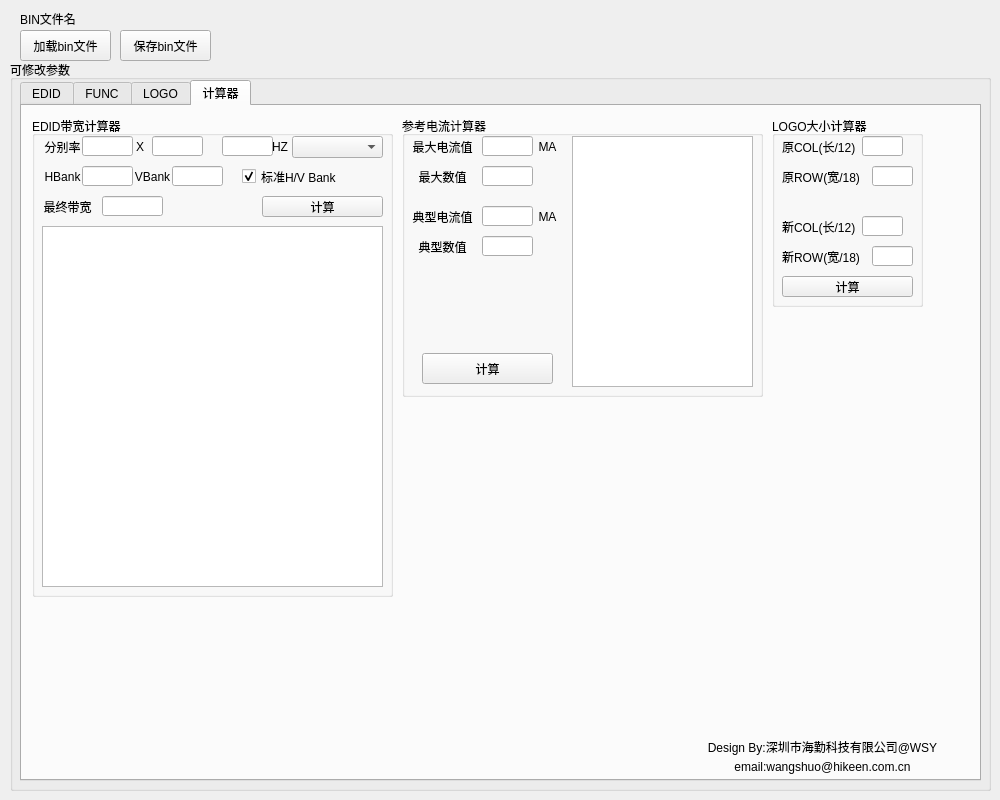
This is hk_bin_tool.ui in wayneso/HK_BIN_TOOL as Qt 5 draws it before an edit. The edited form follows.
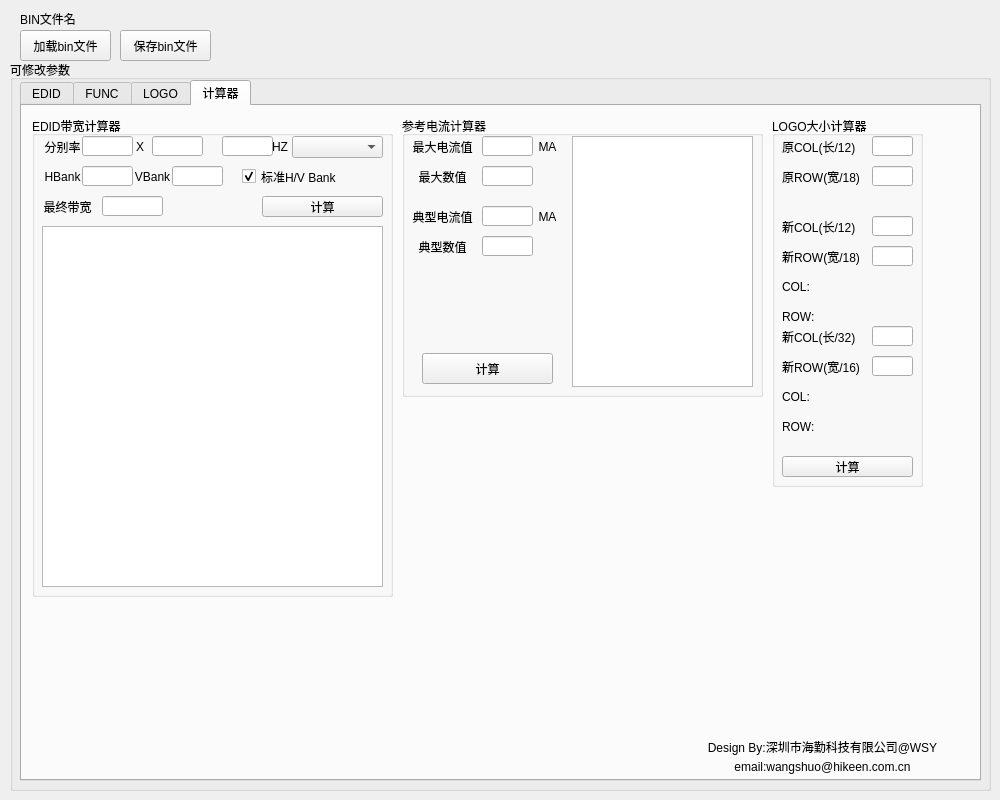
This is the edited form. The open tabs and pages were chosen to show the change.

Commit message: 优化logo尺寸计算

Diff of the .ui file:
```diff
--- a/hk_bin_tool.ui
+++ b/hk_bin_tool.ui
@@ -2867,7 +2867,7 @@
         <x>750</x>
         <y>10</y>
         <width>151</width>
-        <height>191</height>
+        <height>371</height>
        </rect>
       </property>
       <property name="title">
@@ -2876,7 +2876,7 @@
       <widget class="QLineEdit" name="COL_lineEdit">
        <property name="geometry">
         <rect>
-         <x>90</x>
+         <x>100</x>
          <y>20</y>
          <width>41</width>
          <height>20</height>
@@ -2964,7 +2964,7 @@
       <widget class="QLineEdit" name="NEW_COL_lineEdit">
        <property name="geometry">
         <rect>
-         <x>90</x>
+         <x>100</x>
          <y>100</y>
          <width>41</width>
          <height>20</height>
@@ -2978,7 +2978,7 @@
        <property name="geometry">
         <rect>
          <x>10</x>
-         <y>160</y>
+         <y>340</y>
          <width>131</width>
          <height>21</height>
         </rect>
@@ -2987,6 +2987,110 @@
         <string>计算</string>
        </property>
       </widget>
+      <widget class="QLabel" name="COL_label_3">
+       <property name="geometry">
+        <rect>
+         <x>10</x>
+         <y>160</y>
+         <width>121</width>
+         <height>21</height>
+        </rect>
+       </property>
+       <property name="text">
+        <string>COL:</string>
+       </property>
+      </widget>
+      <widget class="QLabel" name="ROW_label_3">
+       <property name="geometry">
+        <rect>
+         <x>10</x>
+         <y>190</y>
+         <width>121</width>
+         <height>21</height>
+        </rect>
+       </property>
+       <property name="text">
+        <string>ROW:</string>
+       </property>
+      </widget>
+      <widget class="QLineEdit" name="NEW_COL_32_lineEdit">
+       <property name="geometry">
+        <rect>
+         <x>100</x>
+         <y>210</y>
+         <width>41</width>
+         <height>20</height>
+        </rect>
+       </property>
+       <property name="text">
+        <string/>
+       </property>
+      </widget>
+      <widget class="QLabel" name="COL_32_label">
+       <property name="geometry">
+        <rect>
+         <x>10</x>
+         <y>270</y>
+         <width>121</width>
+         <height>21</height>
+        </rect>
+       </property>
+       <property name="text">
+        <string>COL:</string>
+       </property>
+      </widget>
+      <widget class="QLineEdit" name="NEW_ROW_16_lineEdit">
+       <property name="geometry">
+        <rect>
+         <x>100</x>
+         <y>240</y>
+         <width>41</width>
+         <height>20</height>
+        </rect>
+       </property>
+       <property name="text">
+        <string/>
+       </property>
+      </widget>
+      <widget class="QLabel" name="COL_label_5">
+       <property name="geometry">
+        <rect>
+         <x>10</x>
+         <y>210</y>
+         <width>91</width>
+         <height>21</height>
+        </rect>
+       </property>
+       <property name="text">
+        <string>新COL(长/32)</string>
+       </property>
+      </widget>
+      <widget class="QLabel" name="ROW_label_4">
+       <property name="geometry">
+        <rect>
+         <x>10</x>
+         <y>240</y>
+         <width>101</width>
+         <height>21</height>
+        </rect>
+       </property>
+       <property name="text">
+        <string>新ROW(宽/16)</string>
+       </property>
+      </widget>
+      <widget class="QLabel" name="ROW_16_label">
+       <property name="geometry">
+        <rect>
+         <x>10</x>
+         <y>300</y>
+         <width>121</width>
+         <height>21</height>
+        </rect>
+       </property>
+       <property name="text">
+        <string>ROW:</string>
+       </property>
+      </widget>
      </widget>
      <widget class="QLabel" name="label_173">
       <property name="geometry">
```
The commit also changes 1 other file.
